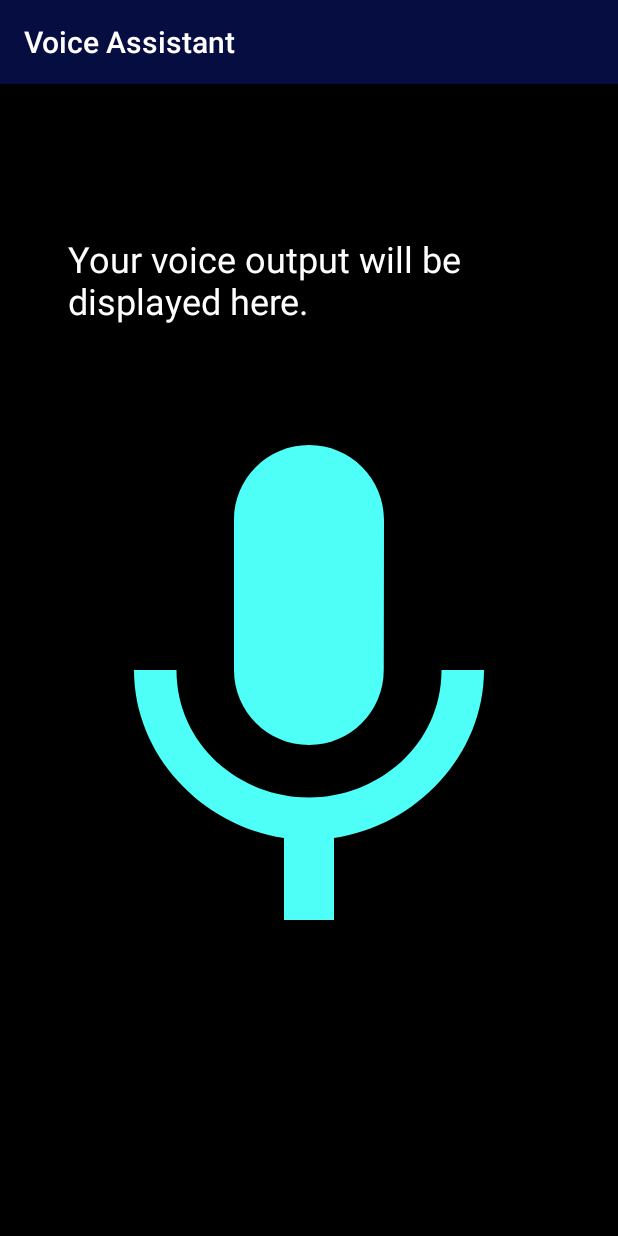
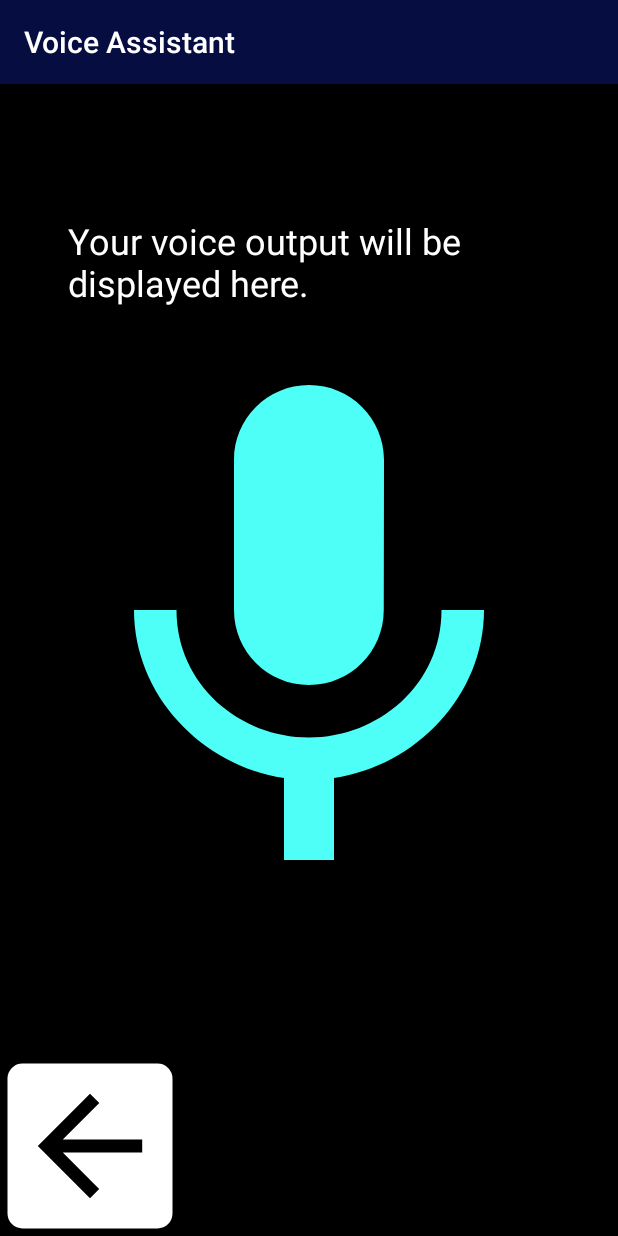
Before and after one commit to DevelopShen/EyeC, an Android app: the VoiceAssistant screen opened directly, with no data from a screen before it, on a phone screen of 412 x 824 dp. Run offline under Robolectric (Android 15) with nearby library versions, the phone set to English and light mode, and no system bars.

Commit message:
Another Updates!

```diff
--- a/app/src/main/AndroidManifest.xml
+++ b/app/src/main/AndroidManifest.xml
@@ -26,6 +26,9 @@
     <uses-feature android:name="android.hardware.camera" />
     <uses-feature android:name="android.hardware.camera.autofocus" />
     <uses-permission android:name="android.permission.WRITE_EXTERNAL_STORAGE" />
+    <uses-permission android:name="android.permission.FLASHLIGHT"
+        android:permissionGroup="android.permission-group.HARDWARE_CONTROLS"
+        android:protectionLevel="normal" />
 
     <application
         android:allowBackup="true"
@@ -36,7 +39,7 @@
         android:theme="@style/AppTheme">
 
         <receiver android:name=".ScreenOnOffActivity.ScreenOnOffReceiver">
-            <intent-filter>
+            <intent-filter android:priority="999">
                 <action android:name="android.media.VOLUME_CHANGED_ACTION" />
             </intent-filter>
         </receiver>
--- a/app/src/main/java/com/example/mobileappforblind/ObjectDetection/LegacyCameraConnectionFragment.java
+++ b/app/src/main/java/com/example/mobileappforblind/ObjectDetection/LegacyCameraConnectionFragment.java
@@ -20,7 +20,6 @@ import android.app.Fragment;
 import android.graphics.SurfaceTexture;
 import android.hardware.Camera;
 import android.hardware.Camera.CameraInfo;
-import android.media.MediaPlayer;
 import android.os.Bundle;
 import android.os.Handler;
 import android.os.HandlerThread;
@@ -36,7 +35,6 @@ import com.example.mobileappforblind.ObjectDetection.customview.AutoFitTextureVi
 import com.example.mobileappforblind.ObjectDetection.env.ImageUtils;
 import com.example.mobileappforblind.ObjectDetection.env.Logger;
 import com.example.mobileappforblind.R;
-import com.example.mobileappforblind.RegisterContact;
 
 import java.io.IOException;
 import java.util.List;
--- a/app/src/main/java/com/example/mobileappforblind/RecognizeText.java
+++ b/app/src/main/java/com/example/mobileappforblind/RecognizeText.java
@@ -382,6 +382,8 @@ public class RecognizeText extends AppCompatActivity {
         super.onDestroy();
 
         mpCaptureText.release();
+        mpDing.release();
+        mpSpeakText.release();
     }
 
     @Override
--- a/app/src/main/java/com/example/mobileappforblind/RegisterContact.java
+++ b/app/src/main/java/com/example/mobileappforblind/RegisterContact.java
@@ -127,8 +127,8 @@ public class RegisterContact extends AppCompatActivity {
             }
         });
 
-        ImageButton backButton = findViewById(R.id.btnBack);
-        backButton.setOnTouchListener(new View.OnTouchListener() {
+        ImageButton btnBack = findViewById(R.id.btnBack);
+        btnBack.setOnTouchListener(new View.OnTouchListener() {
             private GestureDetector gestureDetector = new GestureDetector(RegisterContact.this, new GestureDetector.SimpleOnGestureListener() {
                 @Override
                 public boolean onDoubleTap(MotionEvent e) {
--- a/app/src/main/java/com/example/mobileappforblind/ScreenOnOffActivity/BackgroundService.java
+++ b/app/src/main/java/com/example/mobileappforblind/ScreenOnOffActivity/BackgroundService.java
@@ -40,7 +40,7 @@ public class BackgroundService extends Service {
         intentFilter.addAction("android.intent.action.SCREEN_OFF");
 
         // Set broadcast receiver priority.
-        intentFilter.setPriority(900);
+        intentFilter.setPriority(999);
 
         // Create a network change broadcast receiver.
         screenOnOffReceiver = new ScreenOnOffReceiver();
--- a/app/src/main/res/drawable/ic_back_from_object_detection_foreground.xml
+++ b/app/src/main/res/drawable/ic_back_from_object_detection_foreground.xml
@@ -1,6 +1,6 @@
 <vector xmlns:android="http://schemas.android.com/apk/res/android"
-    android:width="108dp"
-    android:height="108dp"
+    android:width="120dp"
+    android:height="120dp"
     android:viewportWidth="108"
     android:viewportHeight="108"
     android:tint="#000000">
--- /dev/null
+++ b/app/src/main/res/drawable/transparent_bd_white_bg.xml
@@ -0,0 +1,6 @@
+<?xml version="1.0" encoding="utf-8"?>
+<shape xmlns:android="http://schemas.android.com/apk/res/android" android:shape="rectangle" >
+    <solid android:color="@color/white" />
+    <stroke android:width="10dip" android:color="@color/transparent"/>
+    <corners android:radius="10dp"/>
+</shape>
--- a/app/src/main/res/layout/activity_home.xml
+++ b/app/src/main/res/layout/activity_home.xml
@@ -59,7 +59,7 @@
             android:textSize="30sp" />
 
         <Button
-            android:id="@+id/button"
+            android:id="@+id/btnExitApp"
             android:layout_width="match_parent"
             android:layout_height="110dp"
             android:background="@color/black"
--- a/app/src/main/res/layout/activity_voice_assistant.xml
+++ b/app/src/main/res/layout/activity_voice_assistant.xml
@@ -11,7 +11,7 @@
         android:id="@+id/tvOutput"
         android:layout_width="321dp"
         android:layout_height="107dp"
-        android:layout_marginTop="100dp"
+        android:layout_marginTop="88dp"
         android:text="@string/voiceOutput"
         android:textColor="@color/white"
         android:textSize="24sp"
@@ -21,12 +21,21 @@
 
     <ImageButton
         android:id="@+id/micButton"
-        android:layout_width="364dp"
-        android:layout_height="399dp"
+        android:layout_width="244dp"
+        android:layout_height="344dp"
         android:background="@color/transparent"
         app:layout_constraintEnd_toEndOf="parent"
         app:layout_constraintStart_toStartOf="parent"
         app:layout_constraintTop_toBottomOf="@+id/tvOutput"
         app:srcCompat="@drawable/ic_mic_black_24dp" />
 
+    <ImageButton
+        android:id="@+id/btnBack"
+        android:layout_width="wrap_content"
+        android:layout_height="wrap_content"
+        android:background="@drawable/transparent_bd_white_bg"
+        app:layout_constraintBottom_toBottomOf="parent"
+        app:layout_constraintStart_toStartOf="parent"
+        app:srcCompat="@drawable/ic_back_from_object_detection_foreground" />
+
 </androidx.constraintlayout.widget.ConstraintLayout>
--- a/app/src/main/res/layout/tfe_od_activity_camera.xml
+++ b/app/src/main/res/layout/tfe_od_activity_camera.xml
@@ -39,10 +39,10 @@
                 android:id="@+id/btnBack"
                 android:layout_width="wrap_content"
                 android:layout_height="wrap_content"
+                android:background="@drawable/transparent_bd_white_bg"
                 app:layout_constraintBottom_toBottomOf="parent"
                 app:layout_constraintStart_toStartOf="parent"
-                app:srcCompat="@drawable/ic_back_from_object_detection_foreground"
-                android:background="@color/white" />
+                app:srcCompat="@drawable/ic_back_from_object_detection_foreground" />
         </androidx.constraintlayout.widget.ConstraintLayout>
 
     </RelativeLayout>
```
Also changed, not shown: app/src/main/java/com/example/mobileappforblind/Home.java (+39 -10 lines), app/src/main/java/com/example/mobileappforblind/VoiceAssistant.java (+96 -2 lines), 2 other files.
